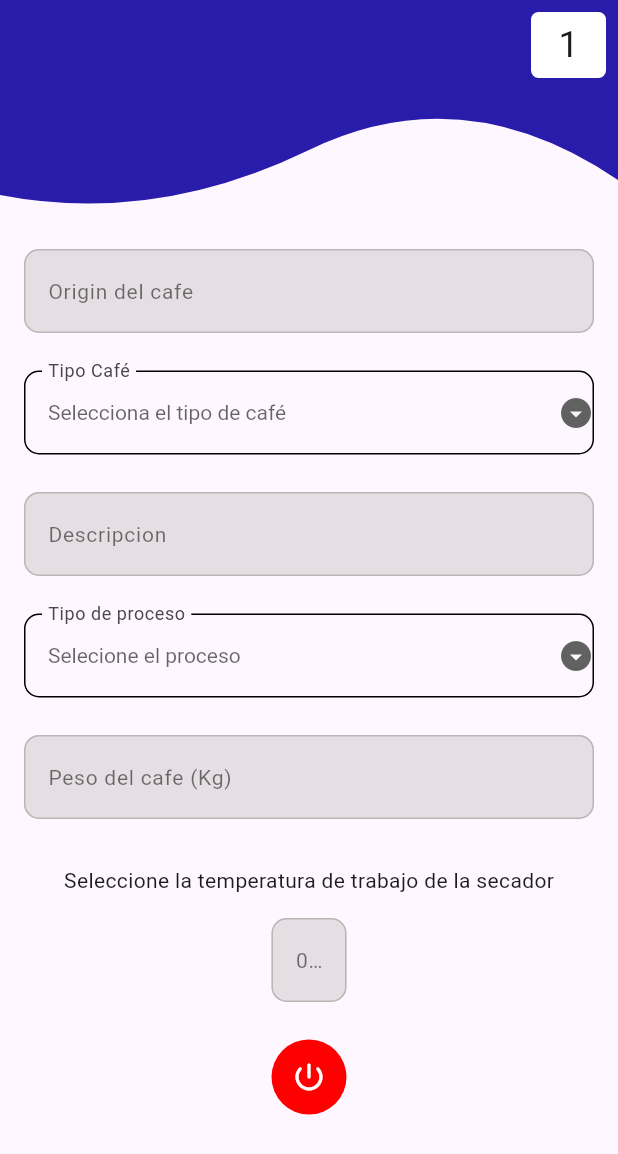
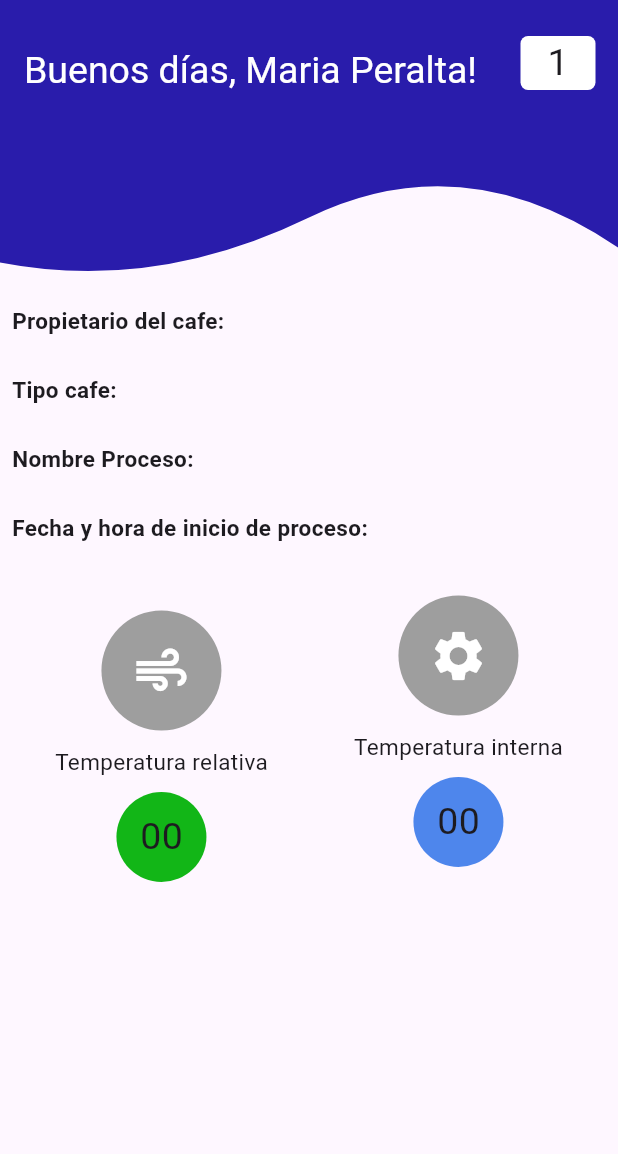
Before and after one commit to ChexTP/appMovilCoffe, a Flutter app: the screen it shows after launch, on a phone screen of 412 x 824 dp. Shown: the top 1154 px of the screen. Run offline on Flutter 3.47's test engine with Material 3 defaults, Android fonts, the phone set to English and light mode, and no system bars; our stand-ins replace curved_navigation_bar.

Commit message:
Cambios en informe y creacion de informe maquina

```diff
--- a/lib/main.dart
+++ b/lib/main.dart
@@ -1,4 +1,5 @@
 import 'package:app_movil_coffe/src/screens/home_screen.dart';
+import 'package:app_movil_coffe/src/screens/informe_maquina_screen.dart';
 import 'package:app_movil_coffe/src/screens/informe_screen.dart';
 import 'package:app_movil_coffe/src/screens/login_screen.dart';
 import 'package:flutter/material.dart';
@@ -16,7 +17,7 @@ class MainApp extends StatelessWidget {
       debugShowCheckedModeBanner: false,
       home: Scaffold(
         backgroundColor: Colors.white,
-        body: InformeScreen(),
+        body: InformeMaquinaScreen(),
       ),
     );
   }
--- /dev/null
+++ b/lib/src/screens/informe_maquina_screen.dart
@@ -0,0 +1,167 @@
+import 'package:app_movil_coffe/src/Widgets/curva_appbar.dart';
+import 'package:app_movil_coffe/src/Widgets/grafica_lineal.dart';
+import 'package:flutter/material.dart';
+
+class InformeMaquinaScreen extends StatefulWidget {
+  const InformeMaquinaScreen({super.key});
+
+  @override
+  State<InformeMaquinaScreen> createState() => _InformeMaquinaScreenState();
+}
+
+class _InformeMaquinaScreenState extends State<InformeMaquinaScreen> {
+  @override
+  Widget build(BuildContext context) {
+    return Scaffold(
+      appBar: PreferredSize(
+        preferredSize: const Size.fromHeight(195),
+        child: ClipPath(
+            clipper: CurveAppBar(),
+            child: AppBar(
+              toolbarHeight: 60,
+              shadowColor: Colors.grey,
+              scrolledUnderElevation: 20.0,
+              backgroundColor: const Color.fromARGB(255, 41, 28, 171),
+              title: const Padding(
+                padding: EdgeInsets.only(top: 35),
+                child: Text('Buenos días, Maria Peralta!',
+                    style: TextStyle(fontSize: 25, color: Colors.white)),
+              ),
+              actions: [
+                Padding(
+                  padding: const EdgeInsets.only(top: 24, right: 15),
+                  child: Container(
+                    height: 50,
+                    width: 50,
+                    decoration: const BoxDecoration(
+                        borderRadius: BorderRadius.all(Radius.elliptical(5, 5)),
+                        color: Colors.white),
+                    child: const Center(
+                        child: Text(
+                      "1",
+                      style: TextStyle(fontSize: 25),
+                    )),
+                  ),
+                )
+              ],
+            )),
+      ),
+      body: Padding(
+        padding: const EdgeInsets.all(8.0),
+        child: Column(
+          crossAxisAlignment: CrossAxisAlignment.start,
+          children: [
+            const Text(
+              "Propietario del cafe:",
+              style: TextStyle(fontSize: 15, fontWeight: FontWeight.bold),
+            ),
+            const SizedBox(height: 25),
+            const Text(
+              "Tipo cafe:",
+              style: TextStyle(fontSize: 15, fontWeight: FontWeight.bold),
+            ),
+            const SizedBox(
+              height: 25,
+            ),
+            const Text(
+              "Nombre Proceso:",
+              style: TextStyle(fontSize: 15, fontWeight: FontWeight.bold),
+            ),
+            const SizedBox(
+              height: 25,
+            ),
+            const Text(
+              "Fecha y hora de inicio de proceso:",
+              style: TextStyle(fontSize: 15, fontWeight: FontWeight.bold),
+            ),
+            const SizedBox(height: 35),
+            Center(
+              child: Row(
+                mainAxisAlignment: MainAxisAlignment.spaceAround,
+                children: [
+                  Column(
+                    children: [
+                      Container(
+                        height: 80,
+                        width: 80,
+                        decoration: const BoxDecoration(
+                            shape: BoxShape.circle, color: Colors.grey),
+                        child: const Icon(Icons.air,
+                            size: 40, color: Colors.white),
+                      ),
+                      const SizedBox(
+                        height: 10,
+                      ),
+                      const Text(
+                        "Temperatura relativa",
+                        style: TextStyle(fontSize: 15),
+                      ),
+                      const SizedBox(
+                        height: 10,
+                      ),
+                      Container(
+                        height: 60,
+                        width: 60,
+                        decoration: const BoxDecoration(
+                            shape: BoxShape.circle,
+                            color: Color.fromARGB(255, 18, 182, 23)),
+                        child: const Center(
+                          child: Text(
+                            "00",
+                            style: TextStyle(fontSize: 25),
+                          ),
+                        ),
+                      ),
+                    ],
+                  ),
+                  Column(
+                    children: [
+                      Container(
+                        height: 80,
+                        width: 80,
+                        decoration: const BoxDecoration(
+                            shape: BoxShape.circle, color: Colors.grey),
+                        child: const Icon(Icons.settings,
+                            size: 40, color: Colors.white),
+                      ),
+                      const SizedBox(
+                        height: 10,
+                      ),
+                      const Text(
+                        "Temperatura interna",
+                        style: TextStyle(fontSize: 15),
+                      ),
+                      const SizedBox(
+                        height: 10,
+                      ),
+                      Container(
+                        height: 60,
+                        width: 60,
+                        decoration: const BoxDecoration(
+                            shape: BoxShape.circle,
+                            color: Color.fromARGB(197, 26, 101, 231)),
+                        child: const Center(
+                          child: Text(
+                            "00",
+                            style: TextStyle(fontSize: 25),
+                          ),
+                        ),
+                      ),
+                      const SizedBox(
+                        height: 20,
+                      ),
+                      // const SizedBox(
+                      //   height: 300,
+                      //   child: GraficaLineal(),
+                      // )
+                    ],
+                  ),
+                ],
+              ),
+            ),
+          ],
+        ),
+      ),
+    );
+  }
+}
--- a/lib/src/screens/informe_screen.dart
+++ b/lib/src/screens/informe_screen.dart
@@ -10,15 +10,21 @@ class InformeScreen extends StatefulWidget {
 
 class _InformeScreenState extends State<InformeScreen> {
   List<String> tipoCafe = ['Opción 1', 'Opción 2', 'Opción 3'];
-  String? item;
-  bool _isPressed = false;
-
+  List<String> tipoProceso = ['Opción 1', 'Opción 2', 'Opción 3'];
+  String? proceso;
+  String? cafe;
 
   final _formKey = GlobalKey<FormState>();
 
   void onChanged(String? nuevoValor) {
     setState(() {
-      item = nuevoValor;
+      cafe = nuevoValor;
+    });
+  }
+
+  void onChangedProceso(String? nuevoValor) {
+    setState(() {
+      proceso = nuevoValor;
     });
   }
 
@@ -26,7 +32,7 @@ class _InformeScreenState extends State<InformeScreen> {
   Widget build(BuildContext context) {
     return Scaffold(
       appBar: PreferredSize(
-        preferredSize: const Size.fromHeight(150),
+        preferredSize: const Size.fromHeight(195),
         child: ClipPath(
             clipper: CurveAppBar(),
             child: AppBar(
@@ -34,9 +40,14 @@ class _InformeScreenState extends State<InformeScreen> {
               shadowColor: Colors.grey,
               scrolledUnderElevation: 20.0,
               backgroundColor: const Color.fromARGB(255, 41, 28, 171),
+              title: const Padding(
+                padding: EdgeInsets.only(top: 35),
+                child: Text('Buenos días, Maria Peralta!',
+                    style: TextStyle(fontSize: 25, color: Colors.white)),
+              ),
               actions: [
                 Padding(
-                  padding: const EdgeInsets.all(8.0),
+                  padding: const EdgeInsets.only(top: 24, right: 15),
                   child: Container(
                     height: 50,
                     width: 50,
@@ -46,7 +57,7 @@ class _InformeScreenState extends State<InformeScreen> {
                     child: const Center(
                         child: Text(
                       "1",
-                      style: TextStyle(fontSize: 24),
+                      style: TextStyle(fontSize: 25),
                     )),
                   ),
                 )
@@ -54,13 +65,16 @@ class _InformeScreenState extends State<InformeScreen> {
             )),
       ),
       body: Padding(
-        padding: const EdgeInsets.all(16.0),
+        padding: const EdgeInsets.all(42.0),
         child: Form(
           key: _formKey,
           child: Column(
             children: [
               TextFormField(
                 decoration: InputDecoration(
+                    hintText: "Ingrese el tipo de cafe",
+                    hintStyle:
+                        const TextStyle(fontSize: 14, color: Colors.black54),
                     filled: true,
                     fillColor: const Color.fromARGB(129, 204, 197, 197),
                     labelText: "Origin del cafe",
@@ -85,24 +99,36 @@ class _InformeScreenState extends State<InformeScreen> {
               const SizedBox(height: 25),
               DropdownButtonFormField<String>(
                 icon: const Icon(Icons.arrow_drop_down_circle_sharp),
-                  borderRadius: BorderRadius.circular(40),
+                borderRadius: BorderRadius.circular(8),
                 autofocus: false,
-                  value: item,
-                  style: const TextStyle(
-                      color: Color.fromARGB(255, 185, 182, 182)),
-                  hint: const Text('Selecciona el tipo de café'),
+                value: cafe,
+                style:
+                    const TextStyle(color: Color.fromARGB(255, 185, 182, 182)),
+                hint: const Text('Selecione el tipo de cafe'),
                 items: tipoCafe.map<DropdownMenuItem<String>>((String valor) {
                   return DropdownMenuItem<String>(
-                      alignment: Alignment.center,
                     value: valor,
-                      child: Text(valor,style: const TextStyle(fontSize: 14, color: Colors.black54),),
+                    child: Text(
+                      valor,
+                      style:
+                          const TextStyle(fontSize: 14, color: Colors.black54),
+                    ),
                   );
                 }).toList(),
                 onChanged: onChanged, // Función que maneja el cambio de valor
                 decoration: InputDecoration(
-                      labelText: 'Tipo Café',
+                    filled: true,
+                    fillColor: const Color.fromARGB(129, 204, 197, 197),
+                    labelText: 'Tipo de cafe',
+                    labelStyle:
+                        const TextStyle(fontSize: 14, color: Colors.black54),
                     enabledBorder: OutlineInputBorder(
+                        borderSide:
+                            const BorderSide(width: 1.0, color: Colors.grey),
+                        borderRadius: BorderRadius.circular(8)),
+                    focusedBorder: OutlineInputBorder(
                         borderSide: const BorderSide(
+                            color: Color.fromARGB(255, 185, 182, 182),
                             width: 1.0),
                         borderRadius: BorderRadius.circular(10))),
               ),
@@ -135,25 +161,43 @@ class _InformeScreenState extends State<InformeScreen> {
               const SizedBox(height: 25),
               DropdownButtonFormField<String>(
                 icon: const Icon(Icons.arrow_drop_down_circle_sharp),
-                  borderRadius: BorderRadius.circular(40),
+                borderRadius: BorderRadius.circular(8),
                 autofocus: false,
-                  value: item,
-                  style: const TextStyle(
-                      color: Color.fromARGB(255, 185, 182, 182)),
+                value: proceso,
+                style:
+                    const TextStyle(color: Color.fromARGB(255, 185, 182, 182)),
                 hint: const Text('Selecione el proceso'),
-                  items: tipoCafe.map<DropdownMenuItem<String>>((String valor) {
+                items:
+                    tipoProceso.map<DropdownMenuItem<String>>((String valor) {
                   return DropdownMenuItem<String>(
                     value: valor,
-                      child: Text(valor,style: const TextStyle(fontSize: 14, color: Colors.black54),),
+                    child: Text(
+                      valor,
+                      style:
+                          const TextStyle(fontSize: 14, color: Colors.black54),
+                    ),
                   );
                 }).toList(),
-                  onChanged: onChanged, // Función que maneja el cambio de valor
+                onChanged:
+                    onChangedProceso, // Función que maneja el cambio de valor
                 decoration: InputDecoration(
+                    filled: true,
+                    fillColor: const Color.fromARGB(129, 204, 197, 197),
                     labelText: 'Tipo de proceso',
                     enabledBorder: OutlineInputBorder(
+                        borderSide:
+                            const BorderSide(width: 1.0, color: Colors.grey),
+                        borderRadius: BorderRadius.circular(8)),
+                    focusedBorder: OutlineInputBorder(
                         borderSide: const BorderSide(
+                            color: Color.fromARGB(255, 185, 182, 182),
                             width: 1.0),
-                          borderRadius: BorderRadius.circular(10))),
+                        borderRadius: BorderRadius.circular(10)),
+                    border: OutlineInputBorder(
+                        borderRadius: BorderRadius.circular(10),
+                        borderSide: const BorderSide(
+                            color: Color.fromARGB(255, 185, 182, 182),
+                            width: 1.0))),
               ),
               const SizedBox(height: 25),
               TextFormField(
@@ -179,53 +223,22 @@ class _InformeScreenState extends State<InformeScreen> {
                             color: Color.fromARGB(255, 185, 182, 182),
                             width: 1.0))),
               ),
-              const SizedBox(height: 16.0),
-              const Padding(
-                padding: EdgeInsets.only(top: 15,bottom: 15),
-                child: Center(child: Text('Seleccione la temperatura de trabajo de la secador')),
+              Padding(
+                padding: const EdgeInsets.all(8.0),
+                child: SizedBox(
+                  width: 90,
+                  child: CircleAvatar(
+                    radius: 120,
+                    backgroundColor: const Color.fromARGB(255, 41, 28, 171),
+                    child: Center(
+                      child: IconButton(
+                          onPressed: () {},
+                          icon: const Icon(
+                            Icons.power_settings_new_rounded,
+                            color: Colors.white,
+                            size: 48,
+                          )),
                     ),
-              Center(
-                child: SizedBox(
-                  width: 50,
-                  child: TextFormField(
-                      decoration: InputDecoration(
-                        filled: true,
-                        fillColor: const Color.fromARGB(129, 204, 197, 197),
-                        labelText: "00°",
-                        labelStyle:
-                            const TextStyle(fontSize: 14, color: Colors.black54),
-                        enabledBorder: OutlineInputBorder(
-                            borderSide: const BorderSide(
-                                color: Color.fromARGB(255, 185, 182, 182),
-                                width: 1.0),
-                            borderRadius: BorderRadius.circular(10)),
-                        focusedBorder: OutlineInputBorder(
-                            borderSide: const BorderSide(
-                                color: Color.fromARGB(255, 185, 182, 182),
-                                width: 1.0),
-                            borderRadius: BorderRadius.circular(10)),
-                        border: OutlineInputBorder(
-                            borderRadius: BorderRadius.circular(10),
-                            borderSide: const BorderSide(
-                                color: Color.fromARGB(255, 185, 182, 182),
-                                width: 1.0))),
-                  ),
-                ),
-              ),
-              SizedBox(
-                width: 50,
-                child: CircleAvatar(
-                  radius: 50,
-                  backgroundColor: _isPressed ?
-                  const Color.fromARGB(255, 21, 255, 0):
-                   const Color.fromARGB(255, 255, 0,0),
-                  child: Center(
-                    child: IconButton(onPressed: (){
-                      setState(() {
-                        _isPressed = !_isPressed;
-                      });
-                    },
-                      icon: const Icon(Icons.power_settings_new_rounded,color: Colors.white,)),
                   ),
                 ),
               )
--- a/pubspec.yaml
+++ b/pubspec.yaml
@@ -7,11 +7,10 @@ environment:
   sdk: '>=3.4.3 <4.0.0'
 
 dependencies:
+  charts_flutter: ^0.12.0
   curved_navigation_bar: ^1.0.6
   flutter:
     sdk: flutter
-  flutter_charts: ^0.5.2
-
 dev_dependencies:
   flutter_test:
     sdk: flutter
```
Also changed, not shown: lib/src/Widgets/card_build.dart (+4 -47 lines), lib/src/Widgets/curva_appbar.dart (+4 -3 lines), lib/src/screens/home_screen.dart (+2 -30 lines), pubspec.lock, 1 other file. Lines whose indentation alone changed are shown as unchanged.
